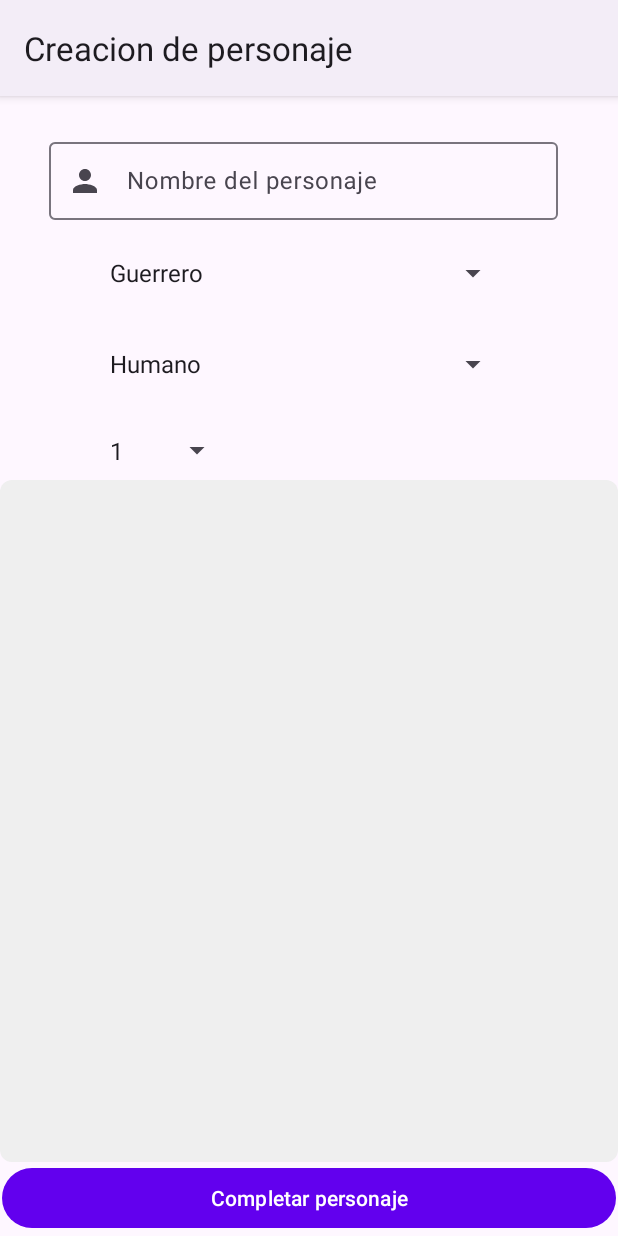
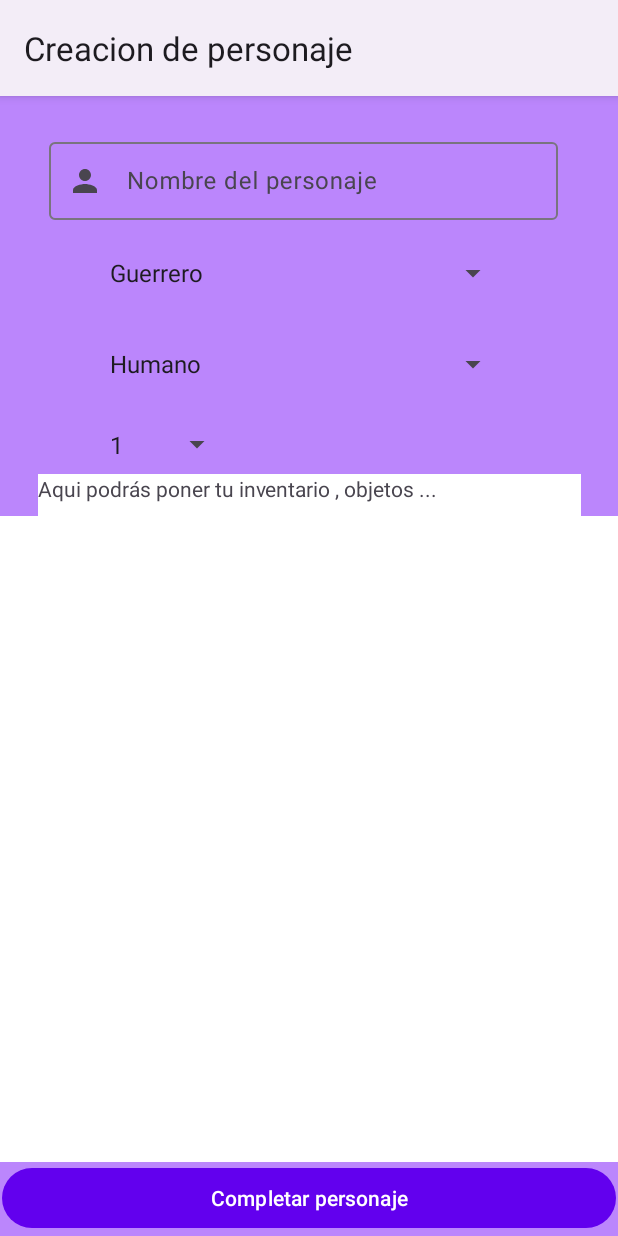
Before and after one commit to DanielRuizHernandez-ProyectoFinal/PracticaFinal-V-1, an Android app: the NuevoPersonajeActivity screen opened directly, with no data from a screen before it, on a phone screen of 412 x 824 dp. Run offline under Robolectric (Android 15) with nearby library versions, the phone set to English and light mode, and no system bars; our stand-ins replace Firebase (no records; nobody signed in at launch, a user with empty details on screens opened directly).

Commit message:
Commits finales

```diff
--- a/app/src/main/res/layout/activity_editar_perfil.xml
+++ b/app/src/main/res/layout/activity_editar_perfil.xml
@@ -3,7 +3,8 @@
     xmlns:app="http://schemas.android.com/apk/res-auto"
     xmlns:tools="http://schemas.android.com/tools"
     android:layout_width="match_parent"
-    android:layout_height="match_parent">
+    android:layout_height="match_parent"
+    android:background="@color/purple_200">
 
     <EditText
         android:id="@+id/etNombre"
--- a/app/src/main/res/layout/activity_nuevo_personaje.xml
+++ b/app/src/main/res/layout/activity_nuevo_personaje.xml
@@ -4,13 +4,14 @@
     xmlns:tools="http://schemas.android.com/tools"
     android:layout_width="match_parent"
     android:layout_height="match_parent"
+    android:background="@color/purple_200"
     tools:context=".Activities.NuevoPersonajeActivity">
 
     <Spinner
         android:id="@+id/spNivel"
         android:layout_width="90dp"
         android:layout_height="39dp"
-        android:layout_marginTop="8dp"
+        android:layout_marginTop="4dp"
         app:layout_constraintStart_toStartOf="@+id/spRaza"
         app:layout_constraintTop_toBottomOf="@+id/spRaza" />
 
@@ -39,7 +40,7 @@
         android:layout_width="0dp"
         android:layout_height="0dp"
         android:layout_weight="1"
-        android:background="@drawable/custom_input"
+        android:background="@color/white"
         android:ems="10"
         android:gravity="start|top"
         android:inputType="textMultiLine"
@@ -47,7 +48,7 @@
         app:layout_constraintBottom_toTopOf="@+id/linearLayout2"
         app:layout_constraintEnd_toEndOf="parent"
         app:layout_constraintStart_toStartOf="parent"
-        app:layout_constraintTop_toBottomOf="@+id/spNivel" />
+        app:layout_constraintTop_toBottomOf="@+id/tvInventario" />
 
     <LinearLayout
         android:id="@+id/linearLayout2"
@@ -92,5 +93,15 @@
             android:layout_height="wrap_content" />
     </com.google.android.material.textfield.TextInputLayout>
 
+    <TextView
+        android:id="@+id/tvInventario"
+        android:layout_width="362dp"
+        android:layout_height="28dp"
+        android:background="@color/white"
+        android:text="Aqui podrás poner tu inventario , objetos ..."
+        app:layout_constraintEnd_toEndOf="parent"
+        app:layout_constraintStart_toStartOf="parent"
+        app:layout_constraintTop_toBottomOf="@+id/spNivel" />
+
 
 </androidx.constraintlayout.widget.ConstraintLayout>
--- a/app/src/main/res/layout/activity_recyclerview_retrieve.xml
+++ b/app/src/main/res/layout/activity_recyclerview_retrieve.xml
@@ -8,11 +8,12 @@
 
     <androidx.recyclerview.widget.RecyclerView
         android:id="@+id/id_recyclerView"
-        android:layout_width="409dp"
+        android:layout_width="0dp"
         android:layout_height="729dp"
         android:layout_marginStart="1dp"
         android:layout_marginTop="1dp"
         android:layout_marginEnd="1dp"
+        android:background="@color/purple_200"
         app:layout_constraintEnd_toEndOf="parent"
         app:layout_constraintStart_toStartOf="parent"
         app:layout_constraintTop_toBottomOf="@+id/svNombre" />
```
